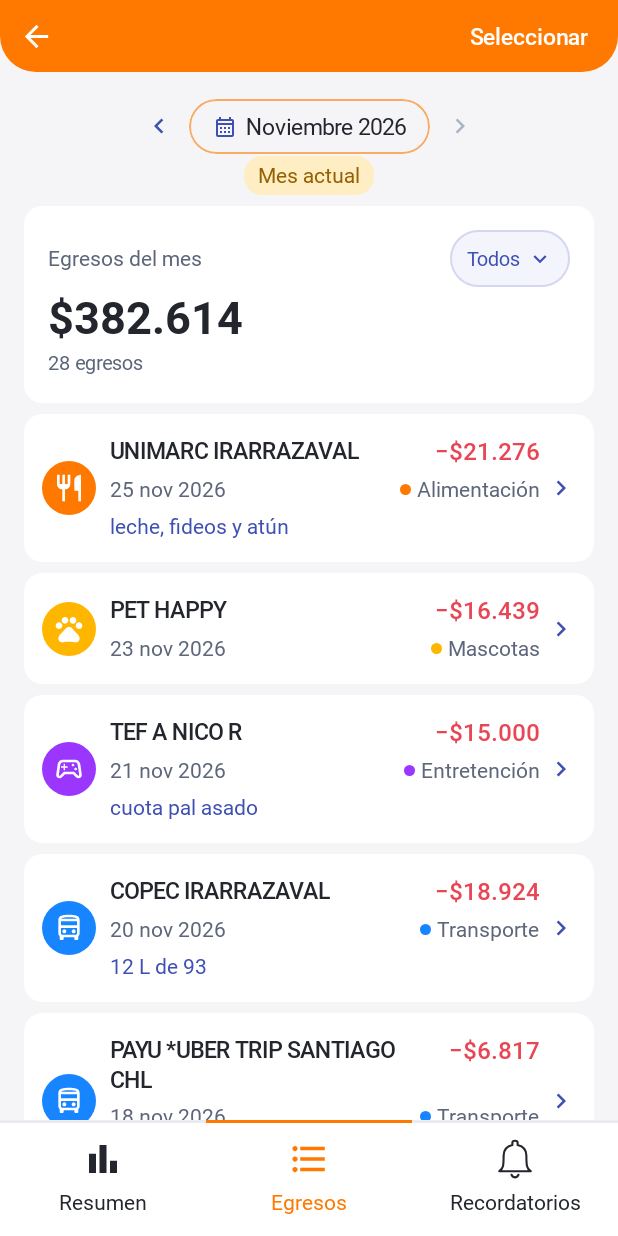
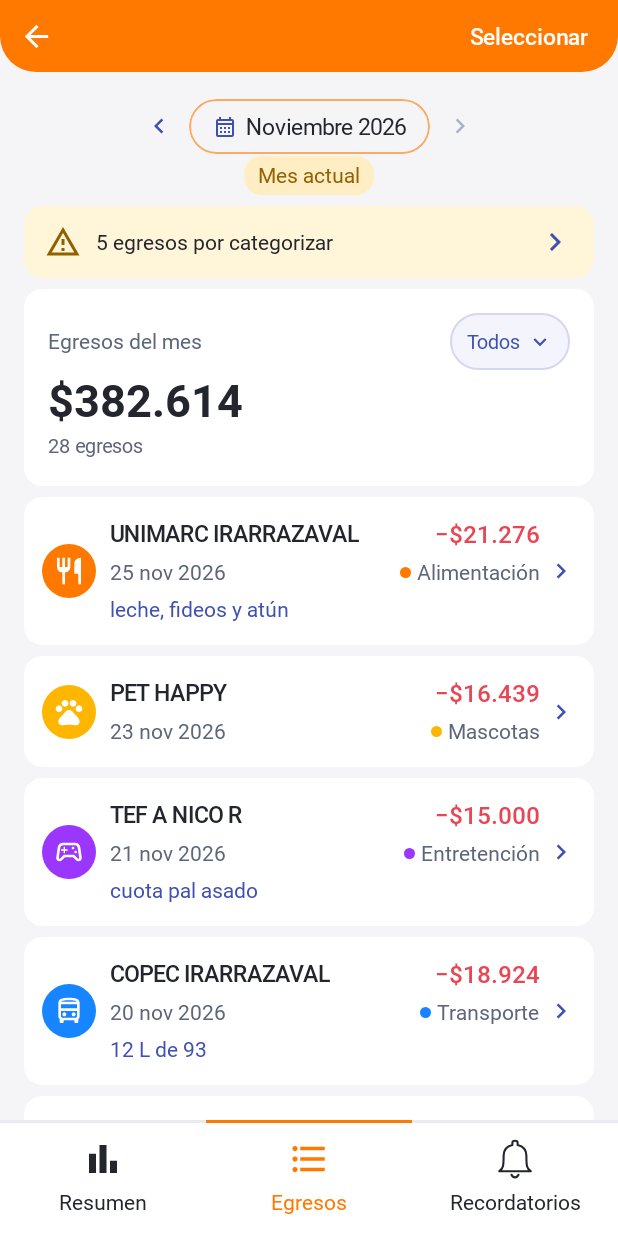
Before and after one commit to Estxbvn1/VisionRUT, an Android app built with Jetpack Compose: the screen it shows after launch (MainActivity), after a tap on "Movimientos", on a phone screen of 412 x 824 dp. Run offline under Robolectric (Android 15) with nearby library versions, the phone set to English and light mode, and no system bars; our stand-ins replace Room's generated code.

Commit message:
Comparte el recordatorio entre los cobros de una suscripción

```diff
--- a/app/src/main/java/cl/visionrut/app/data/VisionDao.kt
+++ b/app/src/main/java/cl/visionrut/app/data/VisionDao.kt
@@ -39,13 +39,12 @@ interface VisionDao {
     @Query("SELECT * FROM categorias WHERE id = :id") suspend fun category(id: Long): Categoria?
     @Query("SELECT * FROM egresos WHERE id = :id") suspend fun expense(id: Long): Egreso?
 
-    @Query("SELECT * FROM recordatorios WHERE egreso_id IN (:ids)")
-    suspend fun remindersForExpenses(ids: List<Long>): List<Recordatorio>
-
     @Insert suspend fun saveReminder(reminder: Recordatorio): Long
     @Update suspend fun updateReminder(reminder: Recordatorio): Int
     @Query("SELECT * FROM recordatorios WHERE id = :id") suspend fun reminder(id: Long): Recordatorio?
     @Query("SELECT * FROM recordatorios") suspend fun allReminders(): List<Recordatorio>
+    @Query("SELECT * FROM egresos WHERE categoria_id = :categoryId ORDER BY fecha DESC, id")
+    suspend fun expensesByCategory(categoryId: Long): List<Egreso>
     @Query("UPDATE recordatorios SET habilitado = :enabled WHERE id = :id")
     suspend fun toggleReminder(id: Long, enabled: Boolean)
 
--- /dev/null
+++ b/app/src/main/java/cl/visionrut/app/domain/Suscripciones.kt
@@ -0,0 +1,37 @@
+package cl.visionrut.app.domain
+
+import cl.visionrut.app.data.Egreso
+import cl.visionrut.app.data.Recordatorio
+import cl.visionrut.app.data.SUBSCRIPTIONS_ID
+import java.util.Locale
+
+private val espacios = Regex("\\s+")
+private val spotify = Regex("""spotify(?:[ *]+(?:p[a-z0-9]+|premium))?""")
+private val netflix = Regex("""netflix(?:\.com)?(?: [\d() +\-]+)?""")
+private val glosasGenericas = setOf("compra", "compra tarjeta", "compra con tarjeta", "pos compra debito",
+    "pos compra débito", "compra debito", "compra con tarjeta de débito", "compra tarjeta digital",
+    "pago en linea", "pago en línea", "cobro recurrente", "mercadopago", "mercado pago", "merpago",
+    "transbank", "servipag", "servipag.com", "servipag (www.servipag.com)", "")
+
+internal fun Egreso.claveSuscripcion(): String {
+    val glosa = description.trim().lowercase(Locale.ROOT).replace(espacios, " ")
+    return when {
+        spotify.matches(glosa) -> "spotify"
+        netflix.matches(glosa) -> "netflix"
+        glosa in glosasGenericas -> "egreso:$id"
+        else -> "comercio:$glosa"
+    }
+}
+
+data class Suscripcion(val cobros: List<Egreso>, val avisos: List<Recordatorio>) {
+    // En instalaciones antiguas pueden existir varios avisos: prevalece el último creado.
+    val aviso = avisos.maxByOrNull { it.id }
+    fun contiene(egresoId: Long) = cobros.any { it.id == egresoId }
+    fun pierdeTodosLosCobros(ids: Set<Long>) = cobros.all { it.id in ids }
+}
+
+fun agruparSuscripciones(egresos: List<Egreso>, avisos: List<Recordatorio>): List<Suscripcion> {
+    val porEgreso = avisos.associateBy { it.expenseId }
+    return egresos.filter { it.categoryId == SUBSCRIPTIONS_ID }.groupBy { it.claveSuscripcion() }
+        .values.map { cobros -> Suscripcion(cobros, cobros.mapNotNull { porEgreso[it.id] }) }
+}
--- a/app/src/main/java/cl/visionrut/app/ui/screens/EgresosScreen.kt
+++ b/app/src/main/java/cl/visionrut/app/ui/screens/EgresosScreen.kt
@@ -75,6 +75,7 @@ fun EgresosScreen(
 ) {
     val haptic = LocalHapticFeedback.current
     val rows = data.monthlyExpenses
+    val pendingCount = rows.count { it.categoryId == null }
     val filtered = data.filteredExpenses
     LazyColumn(
         Modifier.fillMaxSize().testTag("expense-list"),
@@ -83,6 +84,23 @@ fun EgresosScreen(
         verticalArrangement = Arrangement.spacedBy(7.dp),
     ) {
         item { SelectorMes(month, data.months, onMonth) }
+        if (pendingCount > 0 && filter != "none" && !selecting) {
+            item {
+                Surface(
+                    onClick = { onFilter("none") },
+                    shape = RoundedCornerShape(12.dp),
+                    color = Color(0xFFFFF5D9),
+                ) {
+                    Row(Modifier.fillMaxWidth().heightIn(min = 48.dp).padding(horizontal = 14.dp),
+                        verticalAlignment = Alignment.CenterVertically) {
+                        Icon(Icons.Outlined.WarningAmber, null, tint = Color(0xFF916100))
+                        Text(if (pendingCount == 1) "1 egreso por categorizar" else "$pendingCount egresos por categorizar",
+                            Modifier.weight(1f).padding(horizontal = 10.dp), fontSize = 14.sp)
+                        Icon(Icons.Outlined.ChevronRight, "Ver pendientes", tint = Blue)
+                    }
+                }
+            }
+        }
         item {
             Tarjeta {
                 Row(
@@ -96,7 +114,7 @@ fun EgresosScreen(
                         color = Muted,
                         modifier = Modifier.weight(1f),
                     )
-                    FiltroEgresos(filter, data.categories, rows.count { it.categoryId == null }, onFilter)
+                    FiltroEgresos(filter, data.categories, pendingCount, onFilter)
                 }
                 Text(
                     money(rows.sumOf { it.amount }),
@@ -317,7 +335,7 @@ fun EditarEgresoPanel(
     close: () -> Unit,
     pickingCategory: Boolean,
     selectCategory: (Boolean) -> Unit,
-    hasReminder: Boolean,
+    reminderEnabled: Boolean?,
     save: (Long?, String) -> Unit,
     reminder: () -> Unit,
 ) {
@@ -375,9 +393,15 @@ fun EditarEgresoPanel(
             supportingText = { Text("${noteLength(note)}/40", modifier = Modifier.fillMaxWidth()) },
             shape = RoundedCornerShape(9.dp),
         )
-        if (expense.categoryId == SUBSCRIPTIONS_ID)
+        if (expense.categoryId == SUBSCRIPTIONS_ID && categoryId == SUBSCRIPTIONS_ID)
             TextButton(reminder, Modifier.fillMaxWidth()) {
-                Text(if (hasReminder) "Ver recordatorio" else "Crear recordatorio desde este cobro")
+                Icon(Icons.Outlined.Notifications, null, Modifier.size(20.dp))
+                Spacer(Modifier.width(8.dp))
+                Text(when (reminderEnabled) {
+                    true -> "Recordatorio activo · Ver"
+                    false -> "Recordatorio pausado · Ver"
+                    null -> "Sin recordatorio · Crear"
+                })
             }
     }
 }
--- a/app/src/main/java/cl/visionrut/app/viewmodel/VisionRUTViewModel.kt
+++ b/app/src/main/java/cl/visionrut/app/viewmodel/VisionRUTViewModel.kt
@@ -17,6 +17,8 @@ import cl.visionrut.app.data.VisionDatabase
 import cl.visionrut.app.data.VisionRUTData
 import cl.visionrut.app.data.VisionRUTRepository
 import cl.visionrut.app.domain.CategoryTotal
+import cl.visionrut.app.domain.Suscripcion
+import cl.visionrut.app.domain.agruparSuscripciones
 import cl.visionrut.app.domain.Projection
 import cl.visionrut.app.domain.CalculadorResumen.distribution
 import cl.visionrut.app.domain.CalculadorResumen.expensesInMonth
@@ -41,6 +43,7 @@ data class VisionRUTUiState(
     val categories: List<Categoria> = emptyList(),
     val expenses: List<Egreso> = emptyList(),
     val reminders: List<Recordatorio> = emptyList(),
+    val suscripciones: List<Suscripcion> = emptyList(),
     val months: Set<String> = emptySet(),
     val loading: Boolean = true,
     val errorMessage: String? = null,
@@ -164,8 +167,7 @@ class VisionRUTViewModel(
     }
 
     fun deleteReminder(reminder: Recordatorio, done: () -> Unit) = execute {
-        repository.deleteReminder(reminder.id)
-        notifications.cancel(reminder.id)
+        repository.deleteReminder(reminder.id).forEach(notifications::cancel)
         done()
     }
 
@@ -198,10 +200,12 @@ class VisionRUTViewModel(
                 else -> expense.categoryId == filter.toLongOrNull()
             }
         }
+        val subscriptions = agruparSuscripciones(data.expenses, data.reminders)
         return VisionRUTUiState(
             categories = data.categories,
             expenses = data.expenses,
-            reminders = data.reminders,
+            reminders = subscriptions.mapNotNull { it.aviso }.sortedBy { it.id },
+            suscripciones = subscriptions,
             months = data.months,
             loading = !ready,
             errorMessage = error,
```
Also changed, not shown: app/src/main/java/cl/visionrut/app/data/VisionRUTRepository.kt (+42 -15 lines), app/src/main/java/cl/visionrut/app/ui/VisionRUTApp.kt (+6 -4 lines), app/src/main/java/cl/visionrut/app/ui/screens/RecordatoriosScreen.kt (+4 -3 lines), 3 other files.
